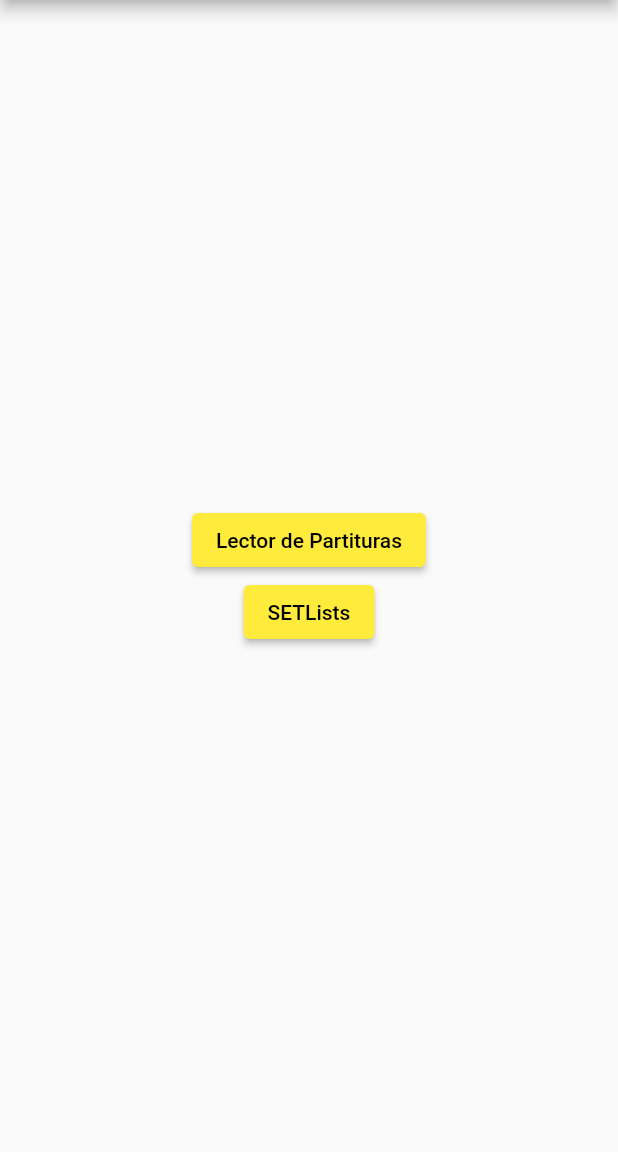
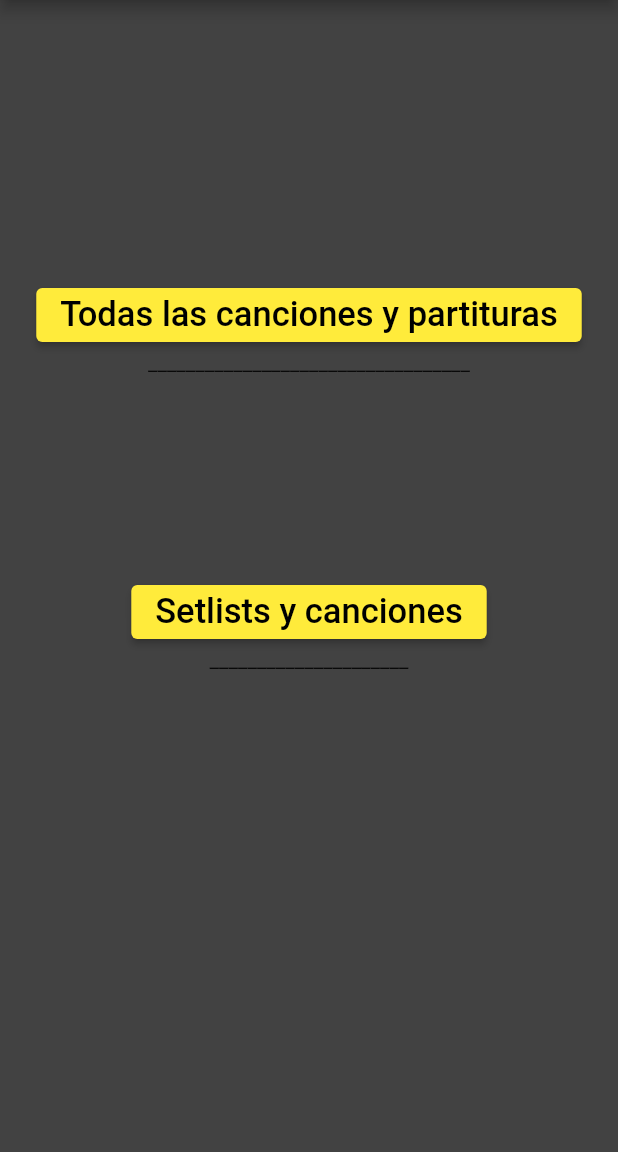
Before and after one commit to Pyzyryab/LiveMusician, a Flutter app: the screen it shows after launch, on a phone screen of 412 x 824 dp, the part 84-1236 px from its top. Run offline on Flutter 3.47's test engine with Material 2 defaults, Android fonts, the light colour scheme and no system bars; our stand-ins replace file_picker, flutter_speed_dial, shared_preferences; missing offline and left inert: flutter_pdfview, pdf_text.

Commit message:
Visually modified the  home page

```diff
--- a/lib/home_page.dart
+++ b/lib/home_page.dart
@@ -16,7 +16,9 @@ class _HomePageState extends State<HomePage> {
   @override
   Widget build(BuildContext context) {
     return Scaffold(
+      backgroundColor: Colors.grey[800],
       appBar: AppBar(
+        automaticallyImplyLeading: false,
         backgroundColor: Colors.amber,
         title: Center(child: Text(widget.title)),
       ),
@@ -37,16 +39,30 @@ class _HomePageState extends State<HomePage> {
                 );
               },
               child: Text(
-                'Lector de Partituras',
+                'Todas las canciones y partituras',
+                style: TextStyle(
+                  fontSize: 23
+                ),
               ),
+            ),
+            SizedBox(
+              child: Text('__________________________________'),
+              height: 150,
             ),
             ElevatedButton(
               onPressed: () {
                 Navigator.pushNamed(context, '/SetLists');
               },
               child: Text(
-                "SETLists",
+                "Setlists y canciones",
+                style: TextStyle(
+                  fontSize: 23
+                ),
               ),
+            ),
+            SizedBox(
+              child: Text('_____________________'),
+              height: 150,
             ),
           ],
         ),
```
